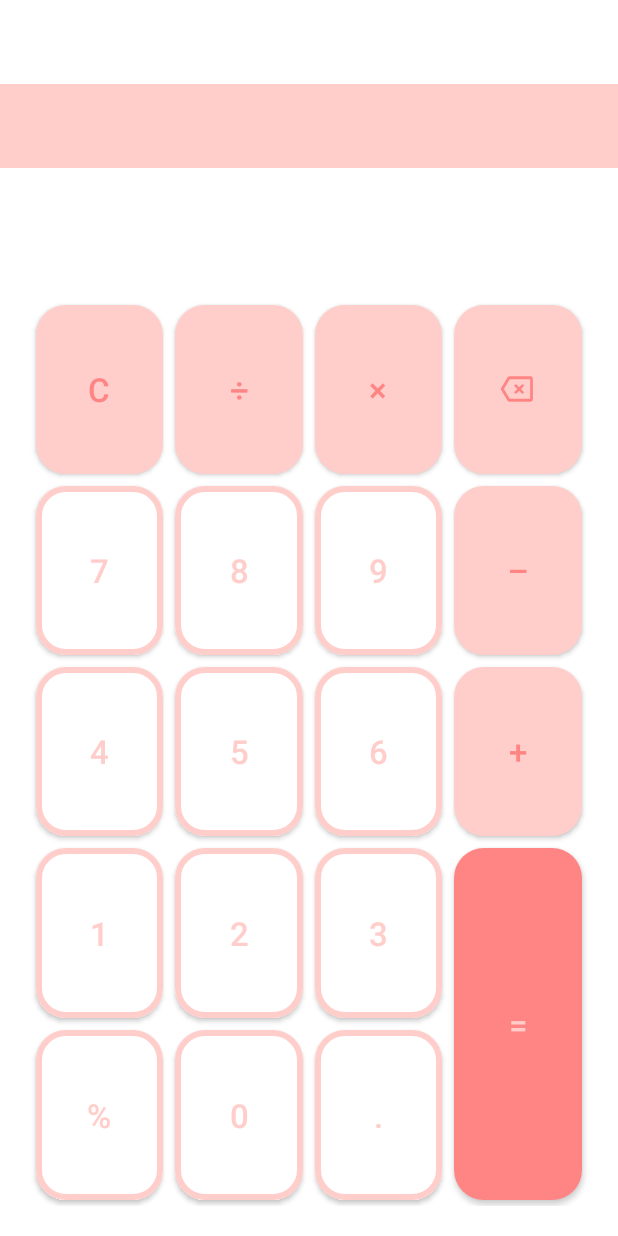
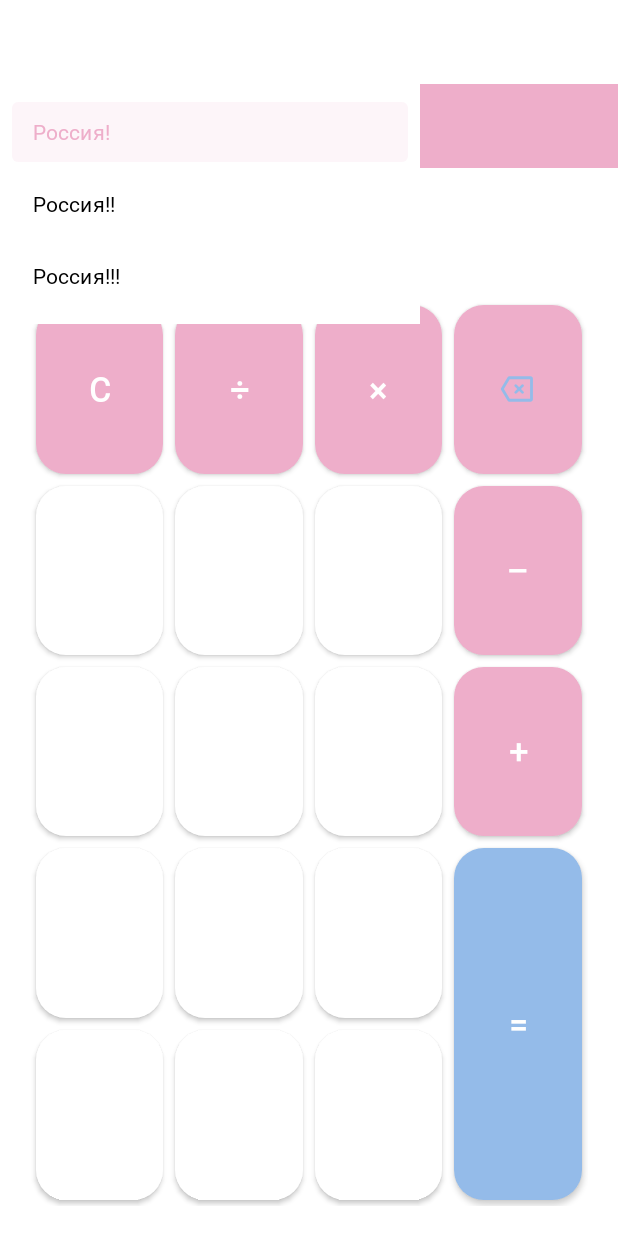
Before and after one commit to nvshink/calculator-and, an Android app: the screen it shows after launch (MainActivity), on a phone screen of 412 x 824 dp. Run offline under Robolectric (Android 15) with nearby library versions, the phone set to English and light mode, and no system bars.

Commit message:
Nav drawer

```diff
--- a/app/src/main/java/com/example/calculator/MainActivity.kt
+++ b/app/src/main/java/com/example/calculator/MainActivity.kt
@@ -19,10 +19,10 @@ class MainActivity : AppCompatActivity() {
     var expressionValuePriority: MutableList<Byte> = mutableListOf()
     lateinit var outText: TextInputEditText
     override fun onCreate(savedInstanceState: Bundle?) {
-
         setTheme(R.style.Theme_Calculator)
         super.onCreate(savedInstanceState)
         setContentView(R.layout.activity_main)
+
         supportActionBar!!.title = ""
         supportActionBar!!.setElevation(0F)
         outText = findViewById(R.id.outText)
--- a/app/src/main/res/layout/activity_main.xml
+++ b/app/src/main/res/layout/activity_main.xml
@@ -5,13 +5,24 @@
     android:layout_width="match_parent"
     android:layout_height="match_parent">
 
+    <com.google.android.material.navigation.NavigationView
+        android:id="@+id/navigationView"
+        android:layout_width="wrap_content"
+        android:layout_height="wrap_content"
+        app:layout_constraintStart_toStartOf="parent"
+        app:layout_constraintTop_toTopOf="parent"
+        app:menu="@menu/navigation_drawer" />
     <androidx.appcompat.widget.Toolbar
         android:id="@+id/toolbar"
         android:layout_width="match_parent"
         android:layout_height="wrap_content"
         android:background="?attr/colorPrimary"
         android:minHeight="?attr/actionBarSize"
-        android:theme="?attr/actionBarTheme" />
+        android:theme="?attr/actionBarTheme"
+        app:layout_constraintEnd_toEndOf="parent"
+        app:layout_constraintStart_toStartOf="parent"
+        app:layout_constraintTop_toTopOf="parent"
+        app:navigationIcon="@drawable/ic_backspace" />
 
     <com.google.android.material.textfield.TextInputEditText
         android:id="@+id/outText"
--- /dev/null
+++ b/app/src/main/res/menu/navigation_drawer.xml
@@ -0,0 +1,17 @@
+<?xml version="1.0" encoding="utf-8"?>
+<menu xmlns:android="http://schemas.android.com/apk/res/android">
+    <group
+        android:id="@+id/group1"
+        android:checkableBehavior="single">
+        <item
+            android:id="@+id/item1"
+            android:title="Россия!"
+            android:checked="true" />
+        <item
+            android:id="@+id/item2"
+            android:title="Россия!!" />
+        <item
+            android:id="@+id/item3"
+            android:title="Россия!!!" />
+    </group>
+</menu>
--- a/app/src/main/res/values-night/themes.xml
+++ b/app/src/main/res/values-night/themes.xml
@@ -2,13 +2,14 @@
     <!-- Base application theme. -->
     <style name="Theme.Calculator" parent="Theme.MaterialComponents.DayNight.DarkActionBar">
         <!-- Primary brand color. -->
-        <item name="colorPrimary">@color/pink_light</item>
-        <item name="colorPrimaryVariant">@color/pink</item>
+        <item name="colorPrimary">@color/pink_dirt</item>
+        <item name="colorPrimaryVariant">@color/blue_light</item>
         <item name="colorOnPrimary">@color/dark_gray</item>
         <!-- Secondary brand color. -->
         <item name="colorSecondary">@color/teal_200</item>
         <item name="colorSecondaryVariant">@color/teal_700</item>
         <item name="colorOnSecondary">@color/black</item>
+        <item name="fontFamily">@font/commissioner</item>
         <!-- Status bar color. -->
         <item name="android:statusBarColor" tools:targetApi="l">?attr/colorPrimaryVariant</item>
         <item name="actionBarTheme">@style/Widget.MyApp.ActionBar</item>
@@ -23,7 +24,7 @@
     </style>
     <style name="Widget.MyApp.Button" parent="Widget.MaterialComponents.Button">
         <item name="backgroundTint">?attr/colorPrimary</item>
-        <item name="android:textColor">?attr/colorPrimaryVariant</item>
+        <item name="android:textColor">?attr/colorOnPrimary</item>
         <item name="iconTint">?attr/colorPrimaryVariant</item>
         <item name="android:textSize">22sp</item>
         <item name="android:insetTop">0dp</item>
@@ -35,23 +36,18 @@
     </style>
     <style name="Widget.MyApp.Button.PrimaryButton" parent="Widget.MyApp.Button">
         <item name="backgroundTint">?attr/colorPrimary</item>
-        <item name="android:textColor">?attr/colorPrimaryVariant</item>
         <item name="iconTint">?attr/colorPrimaryVariant</item>
 
     </style>
     <style name="Widget.MyApp.Button.PrimaryVariantButton" parent="Widget.MyApp.Button">
         <item name="backgroundTint">?attr/colorPrimaryVariant</item>
-        <item name="android:textColor">?attr/colorPrimary</item>
 
     </style>
     <style name="Widget.MyApp.Button.OnPrimaryButton" parent="Widget.MyApp.Button">
         <item name="backgroundTint">?attr/colorOnPrimary</item>
         <item name="android:textColor">?attr/colorPrimary</item>
-        <item name="strokeColor">?attr/colorPrimary</item>
-        <item name="strokeWidth">4dp</item>
     </style>
     <style name="Widget.MyApp.TextView" parent="Widget.MaterialComponents.TextInputLayout.OutlinedBox">
-        <item name="android:textColor">?attr/colorPrimaryVariant</item>
         <item name="backgroundTint">?attr/colorOnPrimary</item>
         <item name="android:textSize">36sp</item>
     </style></resources>
--- a/app/src/main/res/values/colors.xml
+++ b/app/src/main/res/values/colors.xml
@@ -5,11 +5,14 @@
     <color name="purple_700">#FF3700B3</color>
     <color name="teal_200">#FF03DAC5</color>
     <color name="teal_700">#FF018786</color>
+    <color name="blue_light">#94BBE9</color>
     <color name="black">#FF000000</color>
     <color name="white">#FFFFFFFF</color>
     <color name="background_day">#FFFF</color>
     <color name="pink_light">#FFCECA</color>
     <color name="pink">#FF8585</color>
+    <color name="pink_dirt">#EEAECA</color>
+    <color name="gray_light">#696969</color>
     <color name="gray">#4E4E4E</color>
     <color name="dark_gray">#1E1E1E</color>
 </resources>
--- a/app/src/main/res/values/themes.xml
+++ b/app/src/main/res/values/themes.xml
@@ -2,8 +2,8 @@
     <!-- Base application theme. -->
     <style name="Theme.Calculator" parent="Theme.MaterialComponents.DayNight.DarkActionBar">
         <!-- Primary brand color. -->
-        <item name="colorPrimary">@color/pink_light</item>
-        <item name="colorPrimaryVariant">@color/pink</item>
+        <item name="colorPrimary">@color/pink_dirt</item>
+        <item name="colorPrimaryVariant">@color/blue_light</item>
         <item name="colorOnPrimary">@color/white</item>
         <!-- Secondary brand color. -->
         <item name="colorSecondary">@color/teal_200</item>
@@ -14,6 +14,7 @@
         <item name="actionBarTheme">@style/Widget.MyApp.ActionBar</item>
         <!-- Customize your theme here. -->
         <item name="backgroundColor">?attr/colorOnPrimary</item>
+        <item name="fontFamily">@font/commissioner</item>
     </style>
     <style name="Theme.Calculator.SplashTheme" parent="Theme.AppCompat.NoActionBar">
         <item name="android:windowBackground">@drawable/launch_screen</item>
@@ -23,7 +24,8 @@
     </style>
     <style name="Widget.MyApp.Button" parent="Widget.MaterialComponents.Button">
         <item name="backgroundTint">?attr/colorPrimary</item>
-        <item name="android:textColor">?attr/colorPrimaryVariant</item>
+        <item name="android:textColor">?attr/colorOnPrimary</item>
+        <item name="android:textStyle">bold</item>
         <item name="iconTint">?attr/colorPrimaryVariant</item>
         <item name="android:textSize">22sp</item>
         <item name="android:insetTop">0dp</item>
@@ -35,20 +37,15 @@
     </style>
     <style name="Widget.MyApp.Button.PrimaryButton" parent="Widget.MyApp.Button">
         <item name="backgroundTint">?attr/colorPrimary</item>
-        <item name="android:textColor">?attr/colorPrimaryVariant</item>
         <item name="iconTint">?attr/colorPrimaryVariant</item>
 
     </style>
     <style name="Widget.MyApp.Button.PrimaryVariantButton" parent="Widget.MyApp.Button">
         <item name="backgroundTint">?attr/colorPrimaryVariant</item>
-        <item name="android:textColor">?attr/colorPrimary</item>
 
     </style>
     <style name="Widget.MyApp.Button.OnPrimaryButton" parent="Widget.MyApp.Button">
         <item name="backgroundTint">?attr/colorOnPrimary</item>
-        <item name="android:textColor">?attr/colorPrimary</item>
-        <item name="strokeColor">?attr/colorPrimary</item>
-        <item name="strokeWidth">4dp</item>
     </style>
     <style name="Widget.MyApp.TextView" parent="Widget.MaterialComponents.TextInputLayout.OutlinedBox">
         <item name="android:textColor">?attr/colorPrimaryVariant</item>
--- a/build.gradle
+++ b/build.gradle
@@ -6,7 +6,7 @@ buildscript {
         mavenCentral()
     }
     dependencies {
-        classpath 'com.android.tools.build:gradle:7.0.4'
+        classpath 'com.android.tools.build:gradle:7.1.1'
         classpath "org.jetbrains.kotlin:kotlin-gradle-plugin:1.6.10"
 
         // NOTE: Do not place your application dependencies here; they belong
```
Also changed, not shown: gradle/wrapper/gradle-wrapper.properties, 1 other file.
